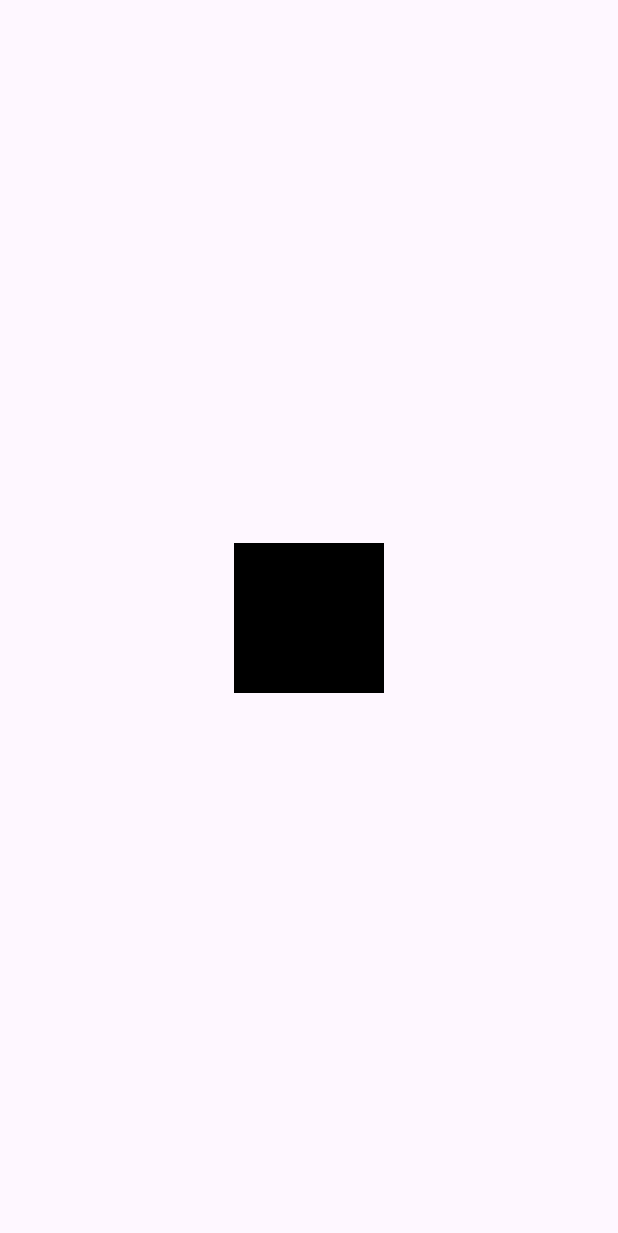
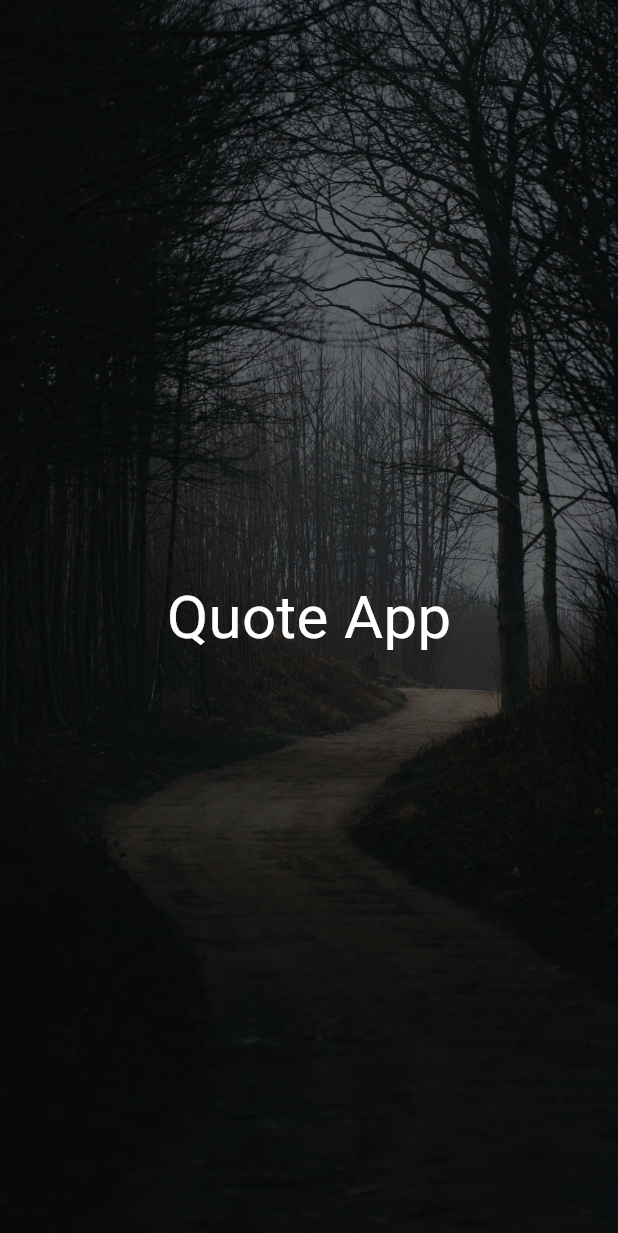
Before and after one commit to PARASSALIYA/Quote_App, a Flutter app: the SplashPage screen opened directly, on a phone screen of 412 x 824 dp. Shown: the top 1233 px of the screen. Run offline on Flutter 3.47's test engine with Material 3 defaults, Android fonts, the phone set to English and light mode, and no system bars.

```diff
--- /dev/null
+++ b/lib/header_file.dart
@@ -0,0 +1,9 @@
+export 'dart:math';
+export 'package:flutter/material.dart';
+export 'package:quote_app/utils/model.dart';
+export 'package:quote_app/utils/quote.dart';
+export 'package:quote_app/utils/routes.dart';
+export 'package:quote_app/views/screens/homepage/homepage.dart';
+export 'package:quote_app/views/screens/splash_page/splash_page.dart';
+export 'package:quote_app/views/screens/category_page/category_page.dart';
+export 'package:flutter_staggered_grid_view/flutter_staggered_grid_view.dart';
--- a/lib/main.dart
+++ b/lib/main.dart
@@ -1,5 +1,4 @@
-import 'package:flutter/material.dart';
-import 'package:quote_app/utils/routes.dart';
+import 'header_file.dart';
 
 void main() {
   runApp(
--- a/lib/utils/routes.dart
+++ b/lib/utils/routes.dart
@@ -1,7 +1,4 @@
-import 'package:flutter/cupertino.dart';
-import 'package:quote_app/views/screens/category_page/category_page.dart';
-import 'package:quote_app/views/screens/homepage/homepage.dart';
-import 'package:quote_app/views/screens/splash_page/splash_page.dart';
+import 'package:quote_app/header_file.dart';
 
 class Routes {
   static String splashscreen = '/';
--- a/lib/views/screens/splash_page/splash_page.dart
+++ b/lib/views/screens/splash_page/splash_page.dart
@@ -26,11 +26,24 @@ class _SplashPageState extends State<SplashPage> {
   @override
   Widget build(BuildContext context) {
     return Scaffold(
-      body: Center(
+      body: Container(
+        decoration: BoxDecoration(
+          image: DecorationImage(
+            image: AssetImage('lib/assets/image/bg.jpg'),
+            fit: BoxFit.cover,
+          ),
+        ),
         child: Container(
-          height: 100,
-          width: 100,
-          color: Colors.black,
+          color: Colors.black.withOpacity(0.5),
+          child: Center(
+            child: Text(
+              "Quote App",
+              style: TextStyle(
+                fontSize: 40,
+                color: Colors.white,
+              ),
+            ),
+          ),
         ),
       ),
     );
--- a/pubspec.yaml
+++ b/pubspec.yaml
@@ -36,6 +36,7 @@ dependencies:
   # Use with the CupertinoIcons class for iOS style icons.
   cupertino_icons: ^1.0.6
   flutter_staggered_grid_view: ^0.7.0
+  google_fonts: ^6.2.1
 
 
 dev_dependencies:
```
Also changed, not shown: lib/views/screens/category_page/category_page.dart (+72 -42 lines), lib/views/screens/homepage/homepage.dart (+20 -13 lines), lib/assets/image/bg.jpg (added), pubspec.lock, 1 other file.
